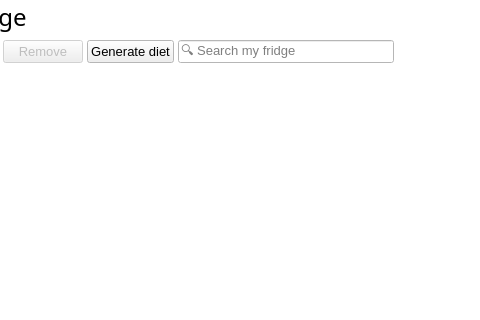
Qt form ui/ui_mainwindow.ui (josh-minch/spartan) before a commit; both pictures show x 87 to 567 and y 0 to 320 of the 1224 by 705 pixel window.
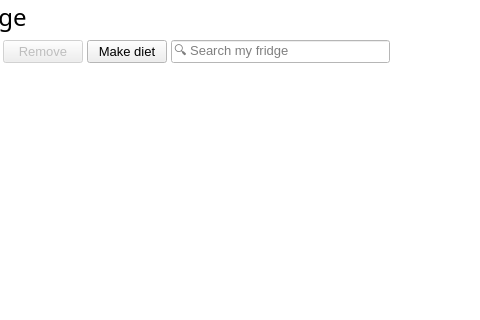
The same form after that commit. Icons and pictures are not drawn. Custom widgets are drawn as their Qt base class.

Patch:
```diff
--- a/ui/ui_mainwindow.ui
+++ b/ui/ui_mainwindow.ui
@@ -201,7 +201,11 @@
            <string notr="true"/>
           </property>
           <property name="text">
-           <string>Generate diet</string>
+           <string>Make diet</string>
+          </property>
+          <property name="icon">
+           <iconset resource="../icon/icon.qrc">
+            <normaloff>:/icon/chevron-right.svg</normaloff>:/icon/chevron-right.svg</iconset>
           </property>
           <property name="shortcut">
            <string>F5</string>
@@ -212,7 +216,7 @@
          <widget class="QLineEdit" name="fridge_line_edit">
           <property name="minimumSize">
            <size>
-            <width>200</width>
+            <width>100</width>
             <height>0</height>
            </size>
           </property>
```
Left out of the diff: 18 changed lines with no effect on the pictures.
